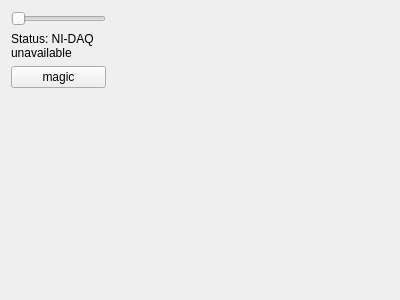
This is app/window/overview_window.ui in teuncm/wormenpracticum as Qt 5 draws it before an edit. The edited form follows.
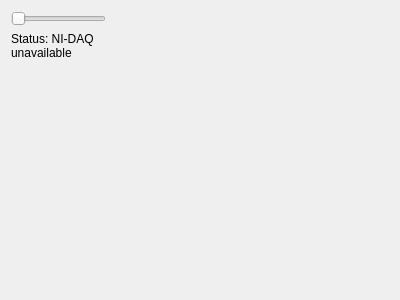
This is the edited form.

Commit message: Move magic button call, add github action to build project

The edit to the form file:
```diff
--- a/app/window/overview_window.ui
+++ b/app/window/overview_window.ui
@@ -33,13 +33,6 @@
        </property>
       </widget>
      </item>
-     <item>
-      <widget class="QPushButton" name="magicButton">
-       <property name="text">
-        <string>magic</string>
-       </property>
-      </widget>
-     </item>
      <item>
       <spacer name="verticalSpacer">
        <property name="orientation">
```
The commit also changes 2 other files.
